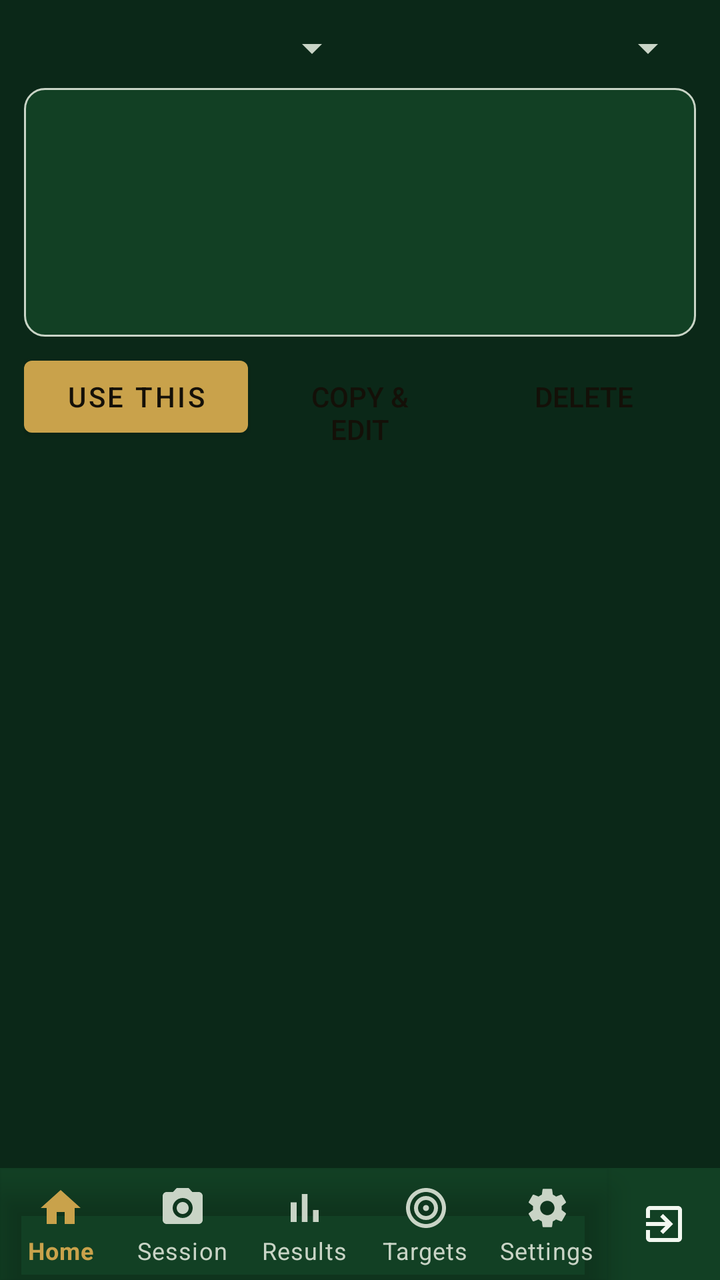
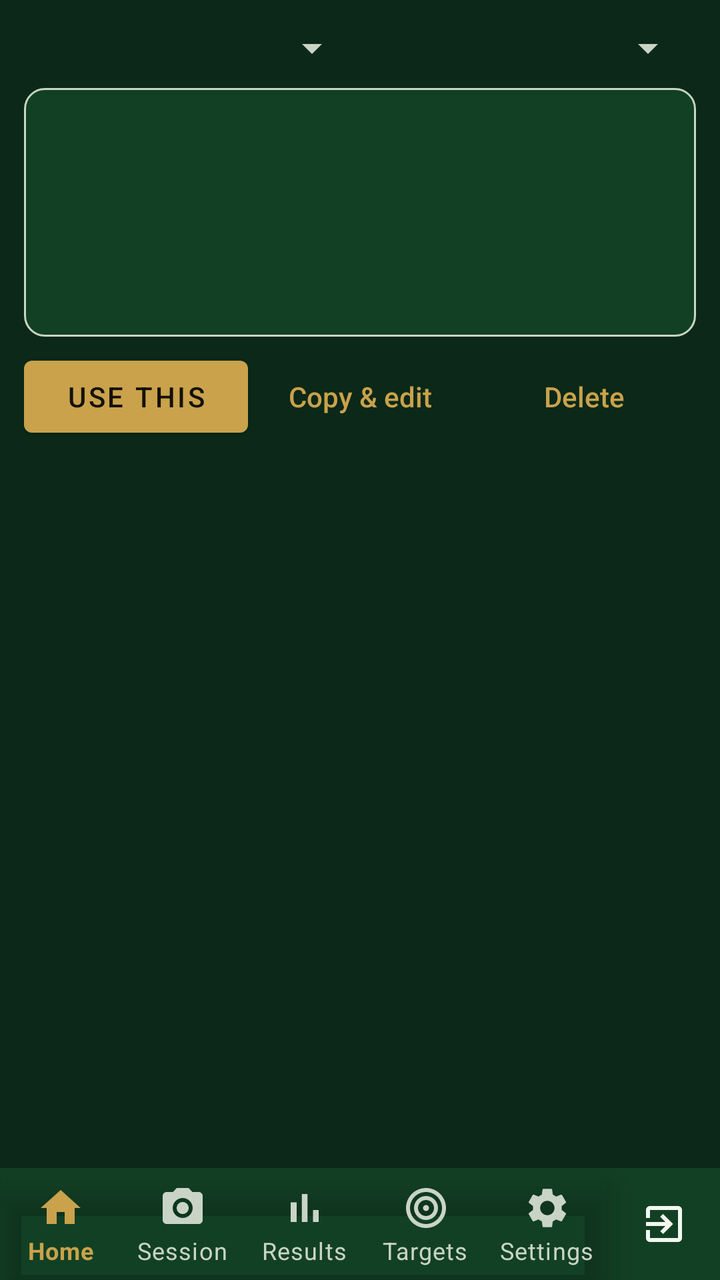

An Android layout rendered at two revisions. The XML below is the earlier revision; the diff shows what the commit changed to produce the second picture.
<!-- AndroidManifest.xml: application theme Theme.STS -->
<!-- res/layout/activity_rules.xml -->
<?xml version="1.0" encoding="utf-8"?>
<LinearLayout xmlns:android="http://schemas.android.com/apk/res/android"
    android:layout_width="match_parent"
    android:layout_height="match_parent"
    android:orientation="vertical">

    <LinearLayout
        android:layout_width="match_parent"
        android:layout_height="wrap_content"
        android:orientation="vertical"
        android:padding="12dp">

        <LinearLayout
            android:layout_width="match_parent"
            android:layout_height="wrap_content"
            android:orientation="horizontal">
            <Spinner android:id="@+id/spBody"
                android:layout_width="0dp" android:layout_weight="1"
                android:layout_height="wrap_content" />
            <Spinner android:id="@+id/spDiscipline"
                android:layout_width="0dp" android:layout_weight="1"
                android:layout_height="wrap_content" />
        </LinearLayout>

        <TextView android:id="@+id/tvDetail"
            style="@style/Sts.Value"
            android:layout_marginTop="8dp"
            android:background="@drawable/bg_card"
            android:padding="12dp"
            android:textSize="12sp"
            android:minLines="7" />

        <LinearLayout
            android:layout_width="match_parent"
            android:layout_height="wrap_content"
            android:orientation="horizontal"
            android:layout_marginTop="6dp">
            <Button android:id="@+id/btnUse"
                android:layout_width="0dp" android:layout_weight="1"
                android:layout_height="wrap_content" android:text="Use this" />
            <Button android:id="@+id/btnEdit"
                android:layout_width="0dp" android:layout_weight="1"
                android:layout_height="wrap_content" android:text="Copy &amp; edit"
                style="?android:attr/borderlessButtonStyle" />
            <Button android:id="@+id/btnDelete"
                android:layout_width="0dp" android:layout_weight="1"
                android:layout_height="wrap_content" android:text="Delete"
                style="?android:attr/borderlessButtonStyle" />
        </LinearLayout>
    </LinearLayout>

    <ListView
        android:id="@+id/list"
        android:layout_width="match_parent"
        android:layout_height="0dp"
        android:layout_weight="1"
        android:layout_marginStart="12dp"
        android:layout_marginEnd="12dp" />

    <include layout="@layout/include_bottom_nav" />

</LinearLayout>
<!-- res/layout/include_bottom_nav.xml (included above) -->
<?xml version="1.0" encoding="utf-8"?>
<LinearLayout xmlns:android="http://schemas.android.com/apk/res/android"
    xmlns:app="http://schemas.android.com/apk/res-auto"
    android:layout_width="match_parent"
    android:layout_height="wrap_content"
    android:orientation="horizontal"
    android:background="?attr/colorSurface">

    <com.google.android.material.bottomnavigation.BottomNavigationView
        android:id="@+id/bottomNav"
        android:layout_width="0dp"
        android:layout_weight="1"
        android:layout_height="wrap_content"
        android:background="@android:color/transparent"
        app:itemIconTint="@color/bottom_nav_item"
        app:itemTextColor="@color/bottom_nav_item"
        app:labelVisibilityMode="labeled"
        app:menu="@menu/bottom_nav_menu" />

    <LinearLayout
        android:id="@+id/btnExit"
        android:layout_width="56dp"
        android:layout_height="match_parent"
        android:orientation="vertical"
        android:gravity="center"
        android:background="?attr/selectableItemBackgroundBorderless"
        android:contentDescription="@string/nav_exit">

        
        <ImageView
            android:layout_width="24dp"
            android:layout_height="24dp"
            android:src="@drawable/ic_nav_exit"
            app:tint="?android:attr/textColorPrimary"
            android:importantForAccessibility="no" />
    </LinearLayout>
</LinearLayout>
<!-- resources referenced by this layout -->
<resources>
  <!-- drawable bg_card (drawable) -->
  <?xml version="1.0" encoding="utf-8"?>
  <shape xmlns:android="http://schemas.android.com/apk/res/android" android:shape="rectangle">
      <solid android:color="?attr/colorSurface" />
      <corners android:radius="10dp" />
      <stroke android:width="1dp" android:color="?android:attr/textColorTertiary" />
  </shape>
  <!-- drawable ic_nav_exit (drawable) -->
  <vector xmlns:android="http://schemas.android.com/apk/res/android"
      android:width="24dp" android:height="24dp"
      android:viewportWidth="24" android:viewportHeight="24">
      <path android:fillColor="@android:color/white" android:pathData="M10.09,15.59L11.5,17l5,-5 -5,-5 -1.41,1.41L12.67,11H3v2h9.67l-2.58,2.59zM19,3H5c-1.11,0 -2,0.9 -2,2v4h2V5h14v14H5v-4H3v4c0,1.1 0.89,2 2,2h14c1.1,0 2,-0.9 2,-2V5c0,-1.1 -0.9,-2 -2,-2z" />
  </vector>
  <string name="nav_exit">Exit</string>
  <style name="Sts.Value" parent="">
          <item name="android:layout_width">match_parent</item>
          <item name="android:layout_height">wrap_content</item>
          <item name="android:textSize">14sp</item>
      </style>
  <style name="Theme.STS" parent="Theme.STS.Dark" />
  <style name="Theme.STS.Dark" parent="Theme.STS.Base">
          <item name="android:windowBackground">@color/dark_bg</item>
          <item name="colorSurface">@color/dark_surface</item>
          <item name="colorPrimary">@color/dark_accent</item>
          <item name="colorSecondary">@color/dark_accent</item>
          <item name="colorAccent">@color/dark_accent</item>
          <item name="colorOnPrimary">@color/dark_on_accent</item>
          <item name="colorOnSecondary">@color/dark_on_accent</item>
          <item name="android:colorBackground">@color/dark_surface</item>
          <item name="android:textColorPrimary">@color/dark_text</item>
          <item name="android:textColorSecondary">@color/dark_text_dim</item>
          <item name="android:textColorTertiary">#C9D4C6</item>
          <item name="android:textColorHint">#A6B2A4</item>
          <item name="colorOnSurface">@color/dark_text</item>
          <item name="colorOnBackground">@color/dark_text</item>
      </style>
  <style name="Theme.STS.Base" parent="Theme.MaterialComponents.NoActionBar">
          <item name="android:statusBarColor">@color/dark_bg</item>
      </style>
  <color name="dark_bg">#0B2818</color>
  <color name="dark_surface">#124024</color>
  <color name="dark_accent">#C9A24B</color>
  <color name="dark_on_accent">#141008</color>
  <color name="dark_text">#F2F7F0</color>
  <color name="dark_text_dim">#C9D4C6</color>
</resources>

<!-- the commit's change to res/layout/activity_rules.xml (unified diff, before → after) -->
@@ -41,11 +41,11 @@
             <Button android:id="@+id/btnEdit"
                 android:layout_width="0dp" android:layout_weight="1"
                 android:layout_height="wrap_content" android:text="Copy &amp; edit"
-                style="?android:attr/borderlessButtonStyle" />
+                style="@style/Sts.TextButton" />
             <Button android:id="@+id/btnDelete"
                 android:layout_width="0dp" android:layout_weight="1"
                 android:layout_height="wrap_content" android:text="Delete"
-                style="?android:attr/borderlessButtonStyle" />
+                style="@style/Sts.TextButton" />
         </LinearLayout>
     </LinearLayout>
 
<!-- resource entries referenced after the edit -->
@@ -14,6 +14,11 @@
       <path android:fillColor="@android:color/white" android:pathData="M10.09,15.59L11.5,17l5,-5 -5,-5 -1.41,1.41L12.67,11H3v2h9.67l-2.58,2.59zM19,3H5c-1.11,0 -2,0.9 -2,2v4h2V5h14v14H5v-4H3v4c0,1.1 0.89,2 2,2h14c1.1,0 2,-0.9 2,-2V5c0,-1.1 -0.9,-2 -2,-2z" />
   </vector>
   <string name="nav_exit">Exit</string>
+  <style name="Sts.TextButton" parent="Widget.AppCompat.Button.Borderless">
+          <item name="android:textColor">?attr/colorAccent</item>
+          <item name="android:textAllCaps">false</item>
+          <item name="android:textSize">14sp</item>
+      </style>
   <style name="Sts.Value" parent="">
           <item name="android:layout_width">match_parent</item>
           <item name="android:layout_height">wrap_content</item>
